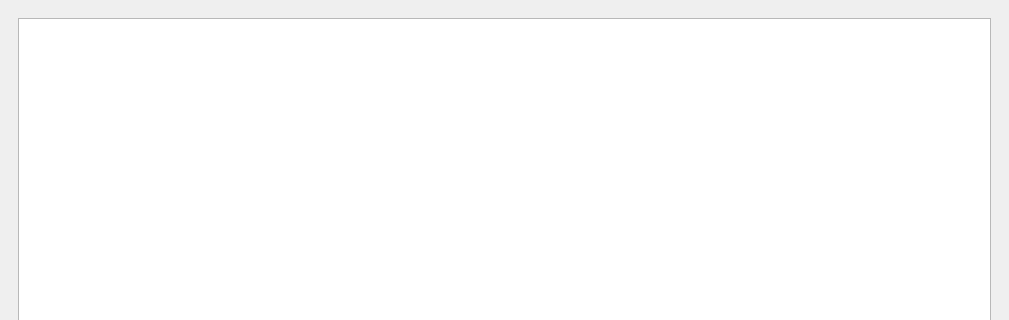
First picture: the form in GUI/player/pmplayerview.ui, repository jurikimurik/PMP, before the edit; both pictures show x 0 to 1009 and y 0 to 320 of the 1009 by 567 pixel window.
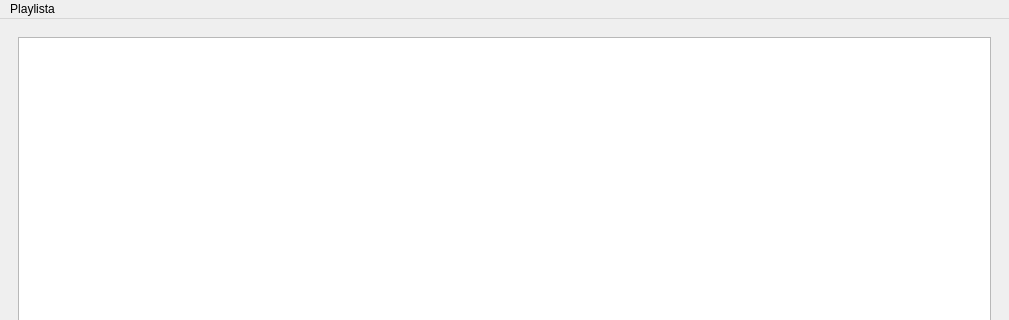
Second picture: the form after the edit. Icons and pictures are not drawn.

Commit message: Context menu is now showing up inside PMPlayerView.

```diff
--- a/GUI/player/pmplayerview.ui
+++ b/GUI/player/pmplayerview.ui
@@ -416,6 +416,14 @@
      <height>22</height>
     </rect>
    </property>
+   <widget class="QMenu" name="menuPlaylist">
+    <property name="title">
+     <string>Playlista</string>
+    </property>
+    <addaction name="actionAdd"/>
+    <addaction name="actionRemove"/>
+   </widget>
+   <addaction name="menuPlaylist"/>
   </widget>
   <widget class="QStatusBar" name="statusbar"/>
  </widget>
```
Left out of the diff: 10 changed lines with no effect on the pictures. The commit also changes 2 other files.
